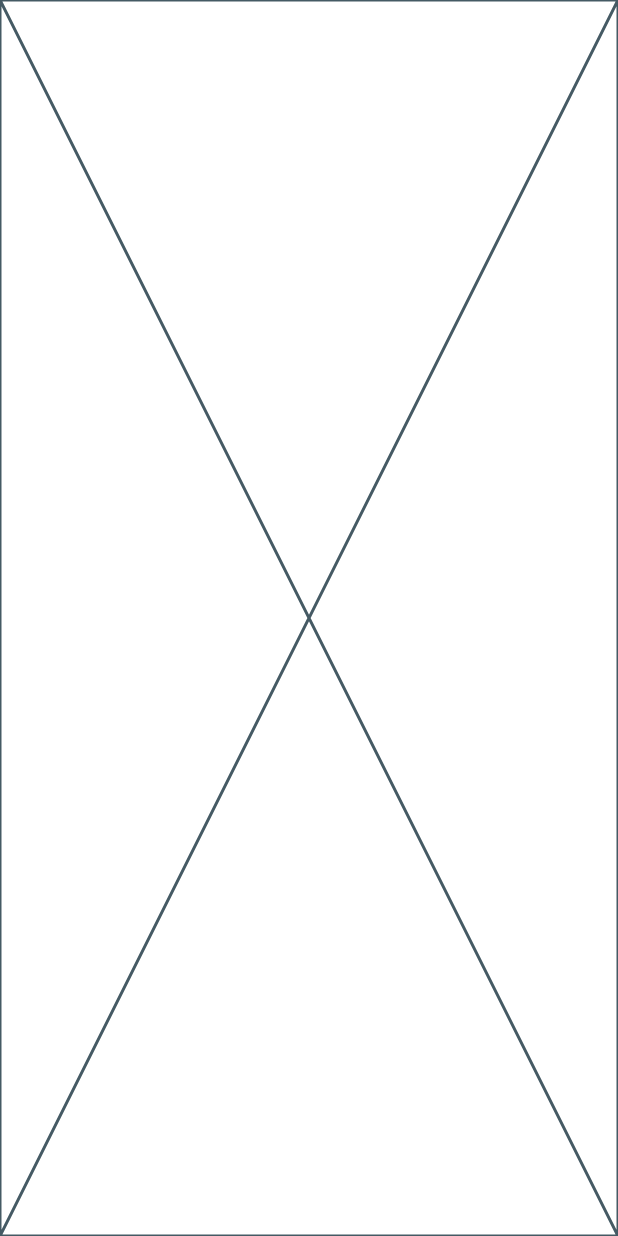
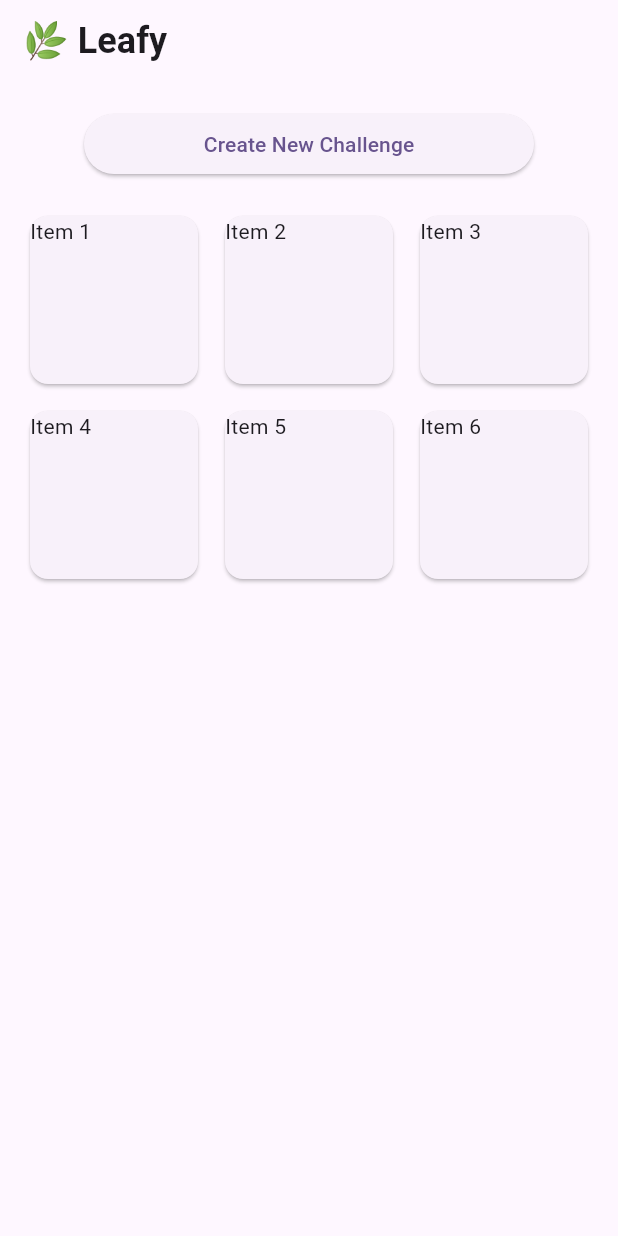
Before and after one commit to guilouro/leafy, a Flutter app: the screen it shows after launch, on a phone screen of 412 x 824 dp. Run offline on Flutter 3.47's test engine with Material 3 defaults, Android fonts, the light colour scheme and no system bars.

Commit message:
feat: add home screen

```diff
--- a/lib/main.dart
+++ b/lib/main.dart
@@ -1,4 +1,5 @@
 import 'package:flutter/material.dart';
+import 'package:leafy/screens/home_screen.dart';
 
 void main() {
   runApp(const MyApp());
@@ -14,7 +15,7 @@ class MyApp extends StatelessWidget {
       theme: ThemeData(
         colorScheme: ColorScheme.fromSeed(seedColor: Colors.deepPurple),
       ),
-      home: Placeholder(),
+      home: const HomeScreen(),
     );
   }
 }
--- /dev/null
+++ b/lib/screens/home_screen.dart
@@ -0,0 +1,49 @@
+import 'package:flutter/material.dart';
+
+class HomeScreen extends StatelessWidget {
+  const HomeScreen({super.key});
+
+  @override
+  Widget build(BuildContext context) {
+    return Scaffold(
+      appBar: AppBar(
+        title: Text(
+          '🌿 Leafy',
+          style: TextStyle(fontSize: 24, fontWeight: FontWeight.bold),
+        ),
+      ),
+      body: Container(
+        padding: const EdgeInsets.all(16),
+        child: Column(
+          children: [
+            Center(
+              child: SizedBox(
+                width: 300,
+                child: ElevatedButton(
+                  onPressed: () {},
+                  child: const Text('Create New Challenge'),
+                ),
+              ),
+            ),
+            const SizedBox(height: 20),
+            Expanded(
+              child: GridView.count(
+                crossAxisCount: 3,
+                crossAxisSpacing: 10.0,
+                mainAxisSpacing: 10.0,
+                children: [
+                  Card(child: Text('Item 1')),
+                  Card(child: Text('Item 2')),
+                  Card(child: Text('Item 3')),
+                  Card(child: Text('Item 4')),
+                  Card(child: Text('Item 5')),
+                  Card(child: Text('Item 6')),
+                ],
+              ),
+            ),
+          ],
+        ),
+      ),
+    );
+  }
+}
```
